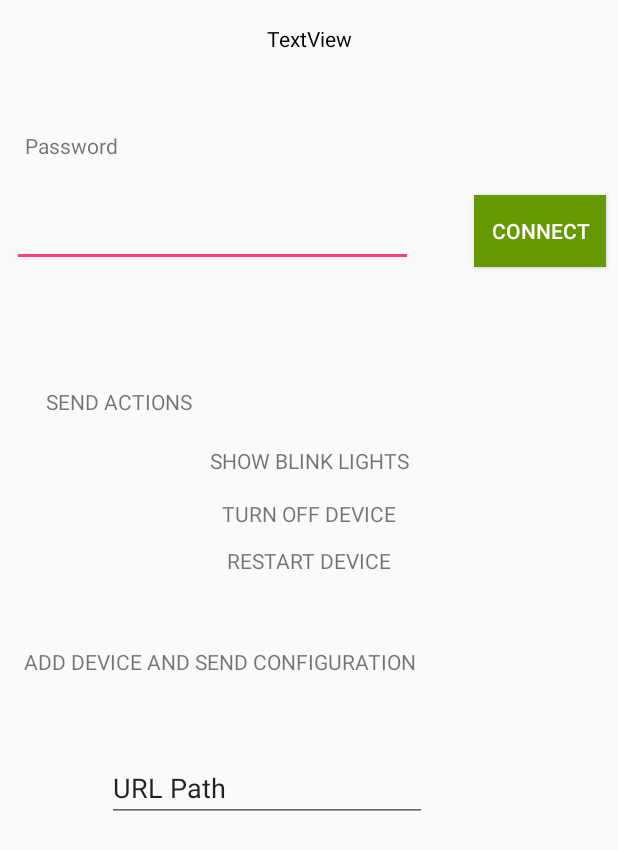
After one commit to PAYong/ConnectWifiAndroid, an Android app: the DeviceInfo screen opened directly, with no data from a screen before it, on a phone screen of 412 x 824 dp. The commit adds this screen. Shown: the top 850 px of the screen. Run offline under Robolectric (Android 15) with nearby library versions, the phone set to English and light mode, and no system bars.

Commit message:
Added new screen and transferred connect wifi.
Added new screen and transferred connect wifi.

```diff
--- a/app/build.gradle
+++ b/app/build.gradle
@@ -22,6 +22,7 @@ dependencies {
     implementation fileTree(dir: 'libs', include: ['*.jar'])
     implementation 'com.android.support:appcompat-v7:28.0.0'
     implementation 'com.android.support.constraint:constraint-layout:1.1.3'
+    implementation 'com.android.support:design:28.0.0'
     testImplementation 'junit:junit:4.12'
     androidTestImplementation 'com.android.support.test:runner:1.0.2'
     androidTestImplementation 'com.android.support.test.espresso:espresso-core:3.0.2'
--- /dev/null
+++ b/app/src/main/java/com/example/android/connectwifi/DeviceInfo.java
@@ -0,0 +1,75 @@
+package com.example.android.connectwifi;
+
+import android.content.Context;
+import android.content.Intent;
+import android.net.wifi.WifiConfiguration;
+import android.net.wifi.WifiManager;
+import android.support.v7.app.AppCompatActivity;
+import android.os.Bundle;
+import android.util.Log;
+import android.view.View;
+import android.widget.Button;
+import android.widget.EditText;
+import android.widget.TextView;
+import android.widget.Toast;
+
+public class DeviceInfo extends AppCompatActivity {
+
+    private TextView status;
+    private EditText password;
+    private Button connectBtn;
+    private WifiManager wifiManager;
+    String ssid;
+
+    private static String TAG = "DeviceInfo";
+
+    @Override
+    protected void onCreate(Bundle savedInstanceState) {
+        super.onCreate(savedInstanceState);
+        setContentView(R.layout.activity_device_info);
+        password = findViewById(R.id.editTextPassword);
+        connectBtn = findViewById(R.id.buttonConnect);
+        status = findViewById(R.id.textViewStatus);
+        Intent intent = getIntent();
+        ssid = intent.getStringExtra("ssid");
+
+        wifiManager = (WifiManager) getApplicationContext().getSystemService(Context.WIFI_SERVICE);
+        if (!wifiManager.isWifiEnabled()) {
+            Toast.makeText(this, "WiFi is disabled ... We need to enable it", Toast.LENGTH_LONG).show();
+            wifiManager.setWifiEnabled(true);
+        }
+
+        connectBtn.setOnClickListener(new View.OnClickListener() {
+            @Override
+            public void onClick(View view) {
+                connectToWifi(password.getText().toString(), ssid);
+            }
+        });
+    }
+
+
+    private void connectToWifi(String networkPass, String networkSSID) {
+        WifiConfiguration wifiConfig = new WifiConfiguration();
+        wifiConfig.SSID = String.format("\"%s\"", networkSSID);
+        wifiConfig.preSharedKey = String.format("\"%s\"", networkPass);
+
+        // remember id
+        int netId = wifiManager.addNetwork(wifiConfig);
+        wifiManager.disconnect();
+        wifiManager.enableNetwork(netId, true);
+        wifiManager.setWifiEnabled(true);
+        wifiManager.reconnect();
+
+        WifiConfiguration conf = new WifiConfiguration();
+        conf.SSID = "\"\"" + networkSSID + "\"\"";
+        conf.preSharedKey = "\"" + networkPass + "\"";
+        netId = wifiManager.addNetwork(conf);
+        if( netId != -1 ){
+            status.setText("Device is connected.");
+            status.setBackgroundColor(getResources().getColor(R.color.colorPrimary));
+            Log.d(TAG, "Device is connected. netId: " +  netId);
+        }else{
+            Log.d(TAG, "ERROR");
+        }
+    }
+}
--- a/app/src/main/java/com/example/android/connectwifi/MainActivity.java
+++ b/app/src/main/java/com/example/android/connectwifi/MainActivity.java
@@ -13,6 +13,7 @@ import android.net.wifi.WifiManager;
 import android.os.Build;
 import android.support.v7.app.AppCompatActivity;
 import android.os.Bundle;
+import android.util.Log;
 import android.view.View;
 import android.widget.AdapterView;
 import android.widget.ArrayAdapter;
@@ -70,8 +71,10 @@ public class MainActivity extends AppCompatActivity {
             @Override
             public void onItemClick(AdapterView<?> adapterView, View view, int i, long l) {
                 String ssid = ((TextView) view).getText().toString();
-                connectToWifi(ssid);
-                Toast.makeText(MainActivity.this,"Wifi SSID : "+ssid,Toast.LENGTH_SHORT).show();
+                //connectToWifi(ssid);
+                Intent intent = new Intent(getApplicationContext(), DeviceInfo.class);
+                intent.putExtra("ssid", ssid);
+                startActivity(intent);
             }
         });
 
@@ -93,7 +96,6 @@ public class MainActivity extends AppCompatActivity {
             unregisterReceiver(this);
 
             for (ScanResult scanResult : results) {
-                //arrayList.add(scanResult.SSID + " - " + scanResult.capabilities);
                 arrayList.add(scanResult.SSID);
                 adapter.notifyDataSetChanged();
             }
@@ -131,12 +133,18 @@ public class MainActivity extends AppCompatActivity {
         int netId = wifiManager.addNetwork(wifiConfig);
         wifiManager.disconnect();
         wifiManager.enableNetwork(netId, true);
+        wifiManager.setWifiEnabled(true);
         wifiManager.reconnect();
 
         WifiConfiguration conf = new WifiConfiguration();
         conf.SSID = "\"\"" + networkSSID + "\"\"";
         conf.preSharedKey = "\"" + networkPass + "\"";
-        wifiManager.addNetwork(conf);
+        netId = wifiManager.addNetwork(conf);
+        if( netId != -1 ){
+            Log.d("finallyConnect", "netId: " +  netId);
+        }else{
+            Log.d("finallyConnect", "ERROR");
+        }
     }
 
 }
--- /dev/null
+++ b/app/src/main/res/layout/activity_device_info.xml
@@ -0,0 +1,168 @@
+<?xml version="1.0" encoding="utf-8"?>
+<android.support.constraint.ConstraintLayout xmlns:android="http://schemas.android.com/apk/res/android"
+    xmlns:app="http://schemas.android.com/apk/res-auto"
+    xmlns:tools="http://schemas.android.com/tools"
+    android:layout_width="match_parent"
+    android:layout_height="match_parent"
+    tools:context=".DeviceInfo">
+
+
+    <TextView
+        android:id="@+id/textViewStatus"
+        android:layout_width="wrap_content"
+        android:layout_height="wrap_content"
+        android:layout_marginEnd="8dp"
+        android:layout_marginLeft="8dp"
+        android:layout_marginRight="8dp"
+        android:layout_marginStart="8dp"
+        android:layout_marginTop="16dp"
+        android:text="TextView"
+        android:textColor="@android:color/background_dark"
+        android:textSize="14sp"
+        app:layout_constraintEnd_toEndOf="parent"
+        app:layout_constraintStart_toStartOf="parent"
+        app:layout_constraintTop_toTopOf="parent" />
+
+
+    <EditText
+        android:id="@+id/editTextPassword"
+        android:layout_width="267dp"
+        android:layout_height="47dp"
+        android:layout_marginLeft="8dp"
+        android:layout_marginStart="8dp"
+        android:layout_marginTop="24dp"
+        android:ems="10"
+        android:inputType="textPassword"
+        app:layout_constraintStart_toStartOf="parent"
+        app:layout_constraintTop_toBottomOf="@+id/textView2" />
+
+    <TextView
+        android:id="@+id/textView2"
+        android:layout_width="wrap_content"
+        android:layout_height="wrap_content"
+        android:layout_marginEnd="8dp"
+        android:layout_marginLeft="8dp"
+        android:layout_marginRight="8dp"
+        android:layout_marginStart="8dp"
+        android:layout_marginTop="52dp"
+        android:text="Password"
+        app:layout_constraintEnd_toEndOf="parent"
+        app:layout_constraintHorizontal_bias="0.026"
+        app:layout_constraintStart_toStartOf="parent"
+        app:layout_constraintTop_toBottomOf="@+id/textViewStatus" />
+
+    <Button
+        android:id="@+id/buttonConnect"
+        android:layout_width="wrap_content"
+        android:layout_height="wrap_content"
+        android:layout_marginBottom="10dp"
+        android:layout_marginEnd="8dp"
+        android:layout_marginLeft="8dp"
+        android:layout_marginRight="8dp"
+        android:layout_marginStart="8dp"
+        android:layout_marginTop="8dp"
+        android:background="@android:color/holo_green_dark"
+        android:text="Connect"
+        android:textColor="@android:color/background_light"
+        app:layout_constraintBottom_toTopOf="@+id/textView3"
+        app:layout_constraintEnd_toEndOf="parent"
+        app:layout_constraintHorizontal_bias="1.0"
+        app:layout_constraintStart_toEndOf="@+id/editTextPassword"
+        app:layout_constraintTop_toTopOf="parent"
+        app:layout_constraintVertical_bias="0.636" />
+
+    <TextView
+        android:id="@+id/textView3"
+        android:layout_width="wrap_content"
+        android:layout_height="wrap_content"
+        android:layout_marginEnd="8dp"
+        android:layout_marginLeft="8dp"
+        android:layout_marginRight="8dp"
+        android:layout_marginStart="8dp"
+        android:layout_marginTop="80dp"
+        android:text="SEND ACTIONS"
+        app:layout_constraintEnd_toEndOf="parent"
+        app:layout_constraintHorizontal_bias="0.077"
+        app:layout_constraintStart_toStartOf="parent"
+        app:layout_constraintTop_toBottomOf="@+id/editTextPassword" />
+
+    <TextView
+        android:id="@+id/textView7"
+        android:layout_width="wrap_content"
+        android:layout_height="wrap_content"
+        android:layout_marginEnd="8dp"
+        android:layout_marginLeft="8dp"
+        android:layout_marginRight="8dp"
+        android:layout_marginStart="8dp"
+        android:layout_marginTop="20dp"
+        android:text="SHOW BLINK LIGHTS"
+        app:layout_constraintEnd_toEndOf="parent"
+        app:layout_constraintHorizontal_bias="0.502"
+        app:layout_constraintStart_toStartOf="parent"
+        app:layout_constraintTop_toBottomOf="@+id/textView3" />
+
+    <TextView
+        android:id="@+id/textView8"
+        android:layout_width="wrap_content"
+        android:layout_height="wrap_content"
+        android:layout_marginEnd="8dp"
+        android:layout_marginLeft="8dp"
+        android:layout_marginRight="8dp"
+        android:layout_marginStart="8dp"
+        android:layout_marginTop="16dp"
+        android:text="TURN OFF DEVICE"
+        app:layout_constraintEnd_toEndOf="parent"
+        app:layout_constraintStart_toStartOf="parent"
+        app:layout_constraintTop_toBottomOf="@+id/textView7" />
+
+    <TextView
+        android:id="@+id/textView9"
+        android:layout_width="wrap_content"
+        android:layout_height="wrap_content"
+        android:layout_marginEnd="8dp"
+        android:layout_marginLeft="8dp"
+        android:layout_marginRight="8dp"
+        android:layout_marginStart="8dp"
+        android:layout_marginTop="12dp"
+        android:text="RESTART DEVICE"
+        app:layout_constraintEnd_toEndOf="parent"
+        app:layout_constraintStart_toStartOf="parent"
+        app:layout_constraintTop_toBottomOf="@+id/textView8" />
+
+    <TextView
+        android:id="@+id/textView10"
+        android:layout_width="wrap_content"
+        android:layout_height="wrap_content"
+        android:layout_marginEnd="8dp"
+        android:layout_marginLeft="8dp"
+        android:layout_marginRight="8dp"
+        android:layout_marginStart="8dp"
+        android:layout_marginTop="48dp"
+        android:text="ADD DEVICE AND SEND CONFIGURATION"
+        app:layout_constraintEnd_toEndOf="parent"
+        app:layout_constraintHorizontal_bias="0.059"
+        app:layout_constraintStart_toStartOf="parent"
+        app:layout_constraintTop_toBottomOf="@+id/textView9" />
+
+    <EditText
+        android:id="@+id/editText3"
+        android:layout_width="wrap_content"
+        android:layout_height="wrap_content"
+        android:layout_marginBottom="8dp"
+        android:layout_marginEnd="8dp"
+        android:layout_marginLeft="8dp"
+        android:layout_marginRight="8dp"
+        android:layout_marginStart="8dp"
+        android:layout_marginTop="52dp"
+        android:ems="10"
+        android:inputType="textPersonName"
+        android:text="URL Path"
+        app:layout_constraintBottom_toBottomOf="parent"
+        app:layout_constraintEnd_toEndOf="parent"
+        app:layout_constraintHorizontal_bias="0.346"
+        app:layout_constraintStart_toStartOf="parent"
+        app:layout_constraintTop_toBottomOf="@+id/textView10"
+        app:layout_constraintVertical_bias="0.0" />
+
+
+</android.support.constraint.ConstraintLayout>
--- /dev/null
+++ b/app/src/main/res/values/dimens.xml
@@ -0,0 +1,3 @@
+<resources>
+    <dimen name="fab_margin">16dp</dimen>
+</resources>
--- a/app/src/main/res/values/strings.xml
+++ b/app/src/main/res/values/strings.xml
@@ -1,3 +1,4 @@
 <resources>
     <string name="app_name">ConnectWifi</string>
+    <string name="title_activity_device_info">DeviceInfo</string>
 </resources>
--- a/app/src/main/res/values/styles.xml
+++ b/app/src/main/res/values/styles.xml
@@ -8,4 +8,13 @@
         <item name="colorAccent">@color/colorAccent</item>
     </style>
 
+    <style name="AppTheme.NoActionBar">
+        <item name="windowActionBar">false</item>
+        <item name="windowNoTitle">true</item>
+    </style>
+
+    <style name="AppTheme.AppBarOverlay" parent="ThemeOverlay.AppCompat.Dark.ActionBar" />
+
+    <style name="AppTheme.PopupOverlay" parent="ThemeOverlay.AppCompat.Light" />
+
 </resources>
```
Also changed, not shown: app/src/main/AndroidManifest.xml (+7 -0 lines).
